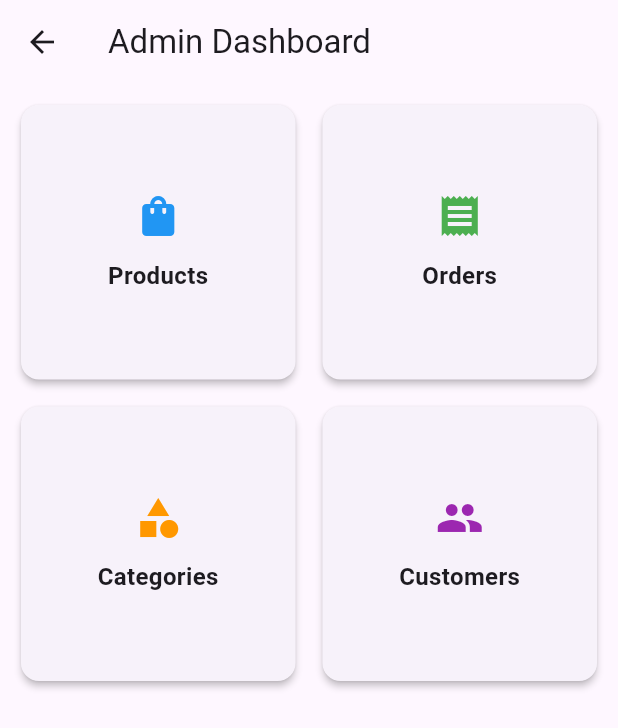
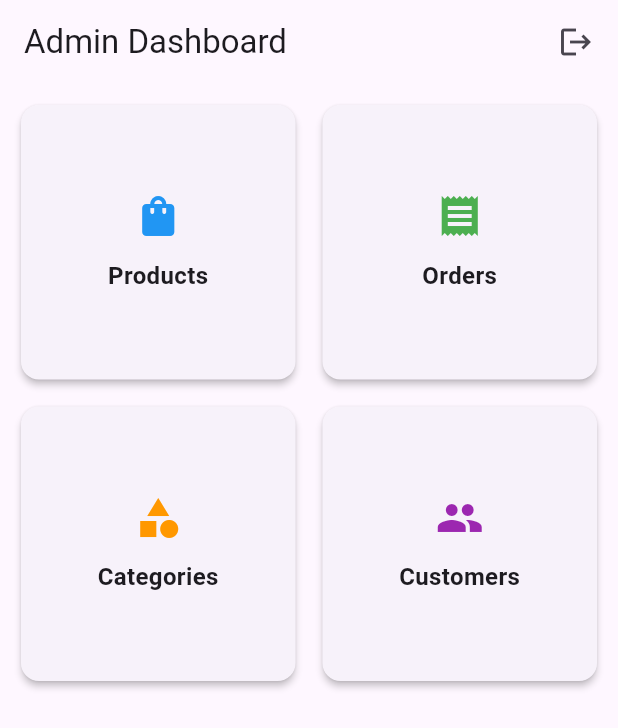
Before and after one commit to eng-abdallahyasser/admin-my-store, a Flutter app: the HomeScreen screen opened by its route, on a phone screen of 412 x 824 dp. Shown: the top 728 px of the screen. Run offline on Flutter 3.47's test engine with Material 3 defaults, Android fonts, the light colour scheme and no system bars; our stand-ins replace cloud_firestore, firebase_auth, firebase_core, firebase_messaging, firebase_storage, get and 1 more; accounts and stored records are empty.

Commit message:
`Added logout functionality to HomeScreen and AuthController, updated AuthRepository and AppPages`

```diff
--- a/lib/app/repo/auth_repository.dart
+++ b/lib/app/repo/auth_repository.dart
@@ -65,4 +65,7 @@
   Future<User?> userData() async {
     return _firebaseAuth.currentUser;
   }
+  Future<void> signOut() async {
+    await _firebaseAuth.signOut();
+  }
 }
--- a/lib/app/routes/app_pages.dart
+++ b/lib/app/routes/app_pages.dart
@@ -18,7 +18,7 @@
 
 class AppPages {
   static final routes = [
-    GetPage(name: Routes.home, page: () => const HomeScreen()),
+    GetPage(name: Routes.home, page: () => HomeScreen()),
     GetPage(
       name: Routes.login,
       page: () => LoginScreen(),
--- a/lib/app/views/home/home_screen.dart
+++ b/lib/app/views/home/home_screen.dart
@@ -1,15 +1,23 @@
+import 'package:admin_my_store/app/controllers/auth_controller.dart';
 import 'package:flutter/material.dart';
 import 'package:get/get.dart';
 import '../../routes/app_routes.dart';
 
+// ignore: must_be_immutable
 class HomeScreen extends StatelessWidget {
-  const HomeScreen({super.key});
+  AuthController authController = Get.find();
+  HomeScreen({super.key});
 
   @override
   Widget build(BuildContext context) {
     final screenWidth = MediaQuery.of(context).size.width;
     final isMobile = screenWidth < 600;
-    final crossAxisCount = isMobile ? 2 : screenWidth < 900 ? 3 : 4;
+    final crossAxisCount =
+        isMobile
+            ? 2
+            : screenWidth < 900
+            ? 3
+            : 4;
     final padding = isMobile ? 10.0 : 20.0;
     final iconSize = isMobile ? 32.0 : 40.0;
     final titleSize = isMobile ? 16.0 : 18.0;
@@ -18,7 +26,18 @@
       appBar: AppBar(
         title: const Text("Admin Dashboard"),
         elevation: 0,
-        centerTitle: !isMobile,
+        actions: [
+          IconButton(
+            icon: Padding(
+              padding: const EdgeInsets.all(8.0),
+              child: const Icon(Icons.logout),
+            ),
+            onPressed: () {
+              authController.logout();
+            },
+            tooltip: 'Logout',
+          ),
+        ],
       ),
       body: Padding(
         padding: EdgeInsets.all(padding),
@@ -77,7 +96,8 @@
                     titleSize,
                     () {}, // Add your route here
                   ),
-                  if (!isMobile) _buildDashboardTile(
+                  if (!isMobile)
+                    _buildDashboardTile(
                       context,
                       "Analytics",
                       Icons.analytics,
@@ -86,7 +106,8 @@
                       titleSize,
                       () {}, // Add your route here
                     ),
-                  if (!isMobile) _buildDashboardTile(
+                  if (!isMobile)
+                    _buildDashboardTile(
                       context,
                       "Settings",
                       Icons.settings,
@@ -115,9 +136,7 @@
   ) {
     return Card(
       elevation: 2,
-      shape: RoundedRectangleBorder(
-        borderRadius: BorderRadius.circular(12),
-      ),
+      shape: RoundedRectangleBorder(borderRadius: BorderRadius.circular(12)),
       child: InkWell(
         borderRadius: BorderRadius.circular(12),
         onTap: onTap,
@@ -126,11 +145,7 @@
           child: Column(
             mainAxisAlignment: MainAxisAlignment.center,
             children: [
-              Icon(
-                icon,
-                size: iconSize,
-                color: color,
-              ),
+              Icon(icon, size: iconSize, color: color),
               const SizedBox(height: 12),
               Text(
                 title,
```
Also changed, not shown: lib/app/controllers/auth_controller.dart (+35 -0 lines). Lines whose indentation alone changed are shown as unchanged.
